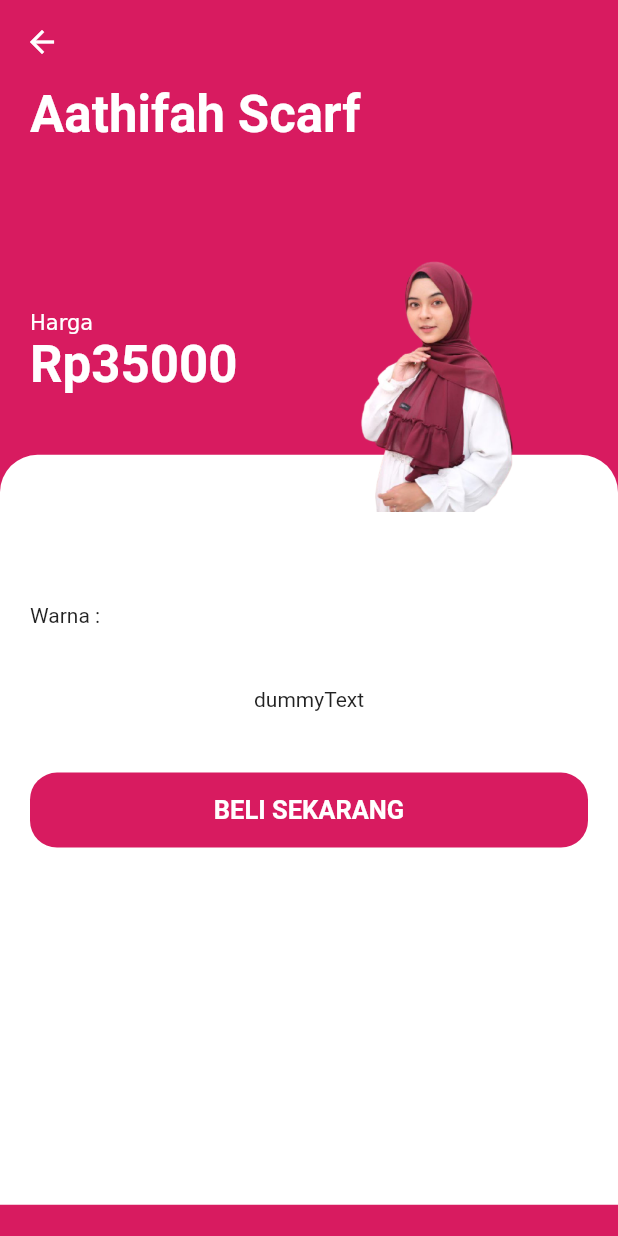
After one commit to titaw1/Catalog-App, a Flutter app: the DetailHijab screen opened directly with sample values from the repository, on a phone screen of 412 x 824 dp. The commit adds this screen. Run offline on Flutter 3.47's test engine with Material 2 defaults, Android fonts, the phone set to English and light mode, and no system bars.

Commit message:
Tambah halaman detail hijab, edit function press pada item_card.dart

```diff
--- /dev/null
+++ b/katalog_toko/lib/screens/details/body_hijab.dart
@@ -0,0 +1,170 @@
+import 'package:flutter/material.dart';
+import 'package:katalog_toko/constants.dart';
+import 'package:katalog_toko/models/hijab.dart';
+
+class HijabDetail extends StatelessWidget {
+  final Hijab hijab;
+
+  const HijabDetail({Key? key, required this.hijab}) : super(key: key);
+
+  @override
+  Widget build(BuildContext context) {
+    Size size = MediaQuery.of(context).size;
+    return SingleChildScrollView(
+      child: Column(
+        children: <Widget>[
+          SizedBox(
+            height: size.height,
+            child: Stack(
+              children: <Widget>[
+                Container(
+                  margin: EdgeInsets.only(top: size.height * 0.3),
+                  padding: EdgeInsets.only(
+                      top: size.height * 0.12,
+                      left: kDefaultPadding,
+                      right: kDefaultPadding),
+                  height: 500,
+                  decoration: BoxDecoration(
+                    color: Colors.white,
+                    borderRadius: BorderRadius.only(
+                      topLeft: Radius.circular(25),
+                      topRight: Radius.circular(25),
+                    ),
+                  ),
+                  child: Column(
+                    children: <Widget>[
+                      Row(
+                        children: <Widget>[
+                          Expanded(
+                            child: Column(
+                              crossAxisAlignment: CrossAxisAlignment.start,
+                              children: <Widget>[
+                                Text(
+                                  "Warna : \n",
+                                ),
+                                // Container(
+                                //   child: Text(hijab),
+                                //   padding: EdgeInsets.all(2.5),
+                                // ),
+                              ],
+                            ),
+                          ),
+                          // Expanded(
+                          //   child: RichText(
+                          //     text: TextSpan(
+                          //       style: TextStyle(color: kTextColor),
+                          //       children: [
+                          //         TextSpan(text: "Ukuran : \n\n"),
+                          //         TextSpan(
+                          //             text: hijab.size,
+                          //             style: Theme.of(context)
+                          //                 .textTheme
+                          //                 .headline6),
+                          //       ],
+                          //     ),
+                          //   ),
+                          // )
+                        ],
+                      ),
+                      Padding(
+                        padding: const EdgeInsets.symmetric(
+                            vertical: kDefaultPadding),
+                        child: Text(
+                          hijab.description,
+                          style: TextStyle(height: 1.5),
+                        ),
+                      ),
+                      Padding(
+                        padding: const EdgeInsets.symmetric(
+                            vertical: kDefaultPadding),
+                        child: Row(
+                          children: <Widget>[
+                            Expanded(
+                              child: SizedBox(
+                                height: 50,
+                                child: FlatButton(
+                                  shape: RoundedRectangleBorder(
+                                      borderRadius: BorderRadius.circular(18)),
+                                  color: hijab.color,
+                                  onPressed: () {},
+                                  child: Text(
+                                    "Beli Sekarang".toUpperCase(),
+                                    style: TextStyle(
+                                        fontSize: 17,
+                                        fontWeight: FontWeight.bold,
+                                        color: Colors.white),
+                                  ),
+                                ),
+                              ),
+                            )
+                          ],
+                        ),
+                      ),
+                    ],
+                  ),
+                ),
+                HijabTitleImage(hijab: hijab)
+              ],
+            ),
+          )
+        ],
+      ),
+    );
+  }
+}
+
+class HijabTitleImage extends StatelessWidget {
+  const HijabTitleImage({
+    Key? key,
+    required this.hijab,
+  }) : super(key: key);
+
+  final Hijab hijab;
+
+  @override
+  Widget build(BuildContext context) {
+    return Padding(
+      padding: const EdgeInsets.symmetric(horizontal: kDefaultPadding),
+      child: Column(
+        crossAxisAlignment: CrossAxisAlignment.start,
+        children: <Widget>[
+          Text(
+            hijab.title,
+            style: Theme.of(context)
+                .textTheme
+                .headline4
+                ?.copyWith(color: Colors.white, fontWeight: FontWeight.bold),
+          ),
+          SizedBox(
+            height: kDefaultPadding * 1.6,
+          ),
+          Row(
+            children: <Widget>[
+              RichText(
+                text: TextSpan(
+                  children: [
+                    TextSpan(text: "Harga\n"),
+                    TextSpan(
+                      text: "\Rp${hijab.price}",
+                      style: Theme.of(context).textTheme.headline4?.copyWith(
+                          color: Colors.white, fontWeight: FontWeight.bold),
+                    ),
+                  ],
+                ),
+              ),
+              SizedBox(
+                width: kDefaultPadding,
+              ),
+              Expanded(
+                child: Image.asset(
+                  hijab.image,
+                  fit: BoxFit.fill,
+                ),
+              ),
+            ],
+          ),
+        ],
+      ),
+    );
+  }
+}
--- /dev/null
+++ b/katalog_toko/lib/screens/details/detail_hijab.dart
@@ -0,0 +1,24 @@
+import 'package:flutter/material.dart';
+import 'package:katalog_toko/models/hijab.dart';
+import 'package:katalog_toko/screens/details/body_hijab.dart';
+import 'package:katalog_toko/screens/details/body_mukena.dart';
+
+class DetailHijab extends StatelessWidget {
+  final Hijab hijab;
+
+  const DetailHijab({Key? key, required this.hijab}) : super(key: key);
+
+  @override
+  Widget build(BuildContext context) {
+    return Scaffold(
+      backgroundColor: hijab.color,
+      appBar: AppBar(
+        backgroundColor: hijab.color,
+        elevation: 0,
+      ),
+      body: HijabDetail(
+        hijab: hijab,
+      ),
+    );
+  }
+}
--- a/katalog_toko/lib/screens/details/detail_mukena.dart
+++ b/katalog_toko/lib/screens/details/detail_mukena.dart
@@ -1,6 +1,6 @@
 import 'package:flutter/material.dart';
 import 'package:katalog_toko/models/product.dart';
-import 'package:katalog_toko/screens/details/body.dart';
+import 'package:katalog_toko/screens/details/body_mukena.dart';
 
 class DetailMukena extends StatelessWidget {
   final Product product;
@@ -15,7 +15,7 @@ class DetailMukena extends StatelessWidget {
         backgroundColor: product.color,
         elevation: 0,
       ),
-      body: Body(
+      body: Mukena(
         product: product,
       ),
     );
```
Also changed, not shown: katalog_toko/lib/screens/details/body.dart (deleted, +0 -170 lines), katalog_toko/lib/screens/details/body_mukena.dart (added, +172 -0 lines), katalog_toko/lib/screens/hal_hijab.dart (+7 -2 lines), katalog_toko/lib/screens/item_card.dart (+6 -3 lines), 3 other files.
